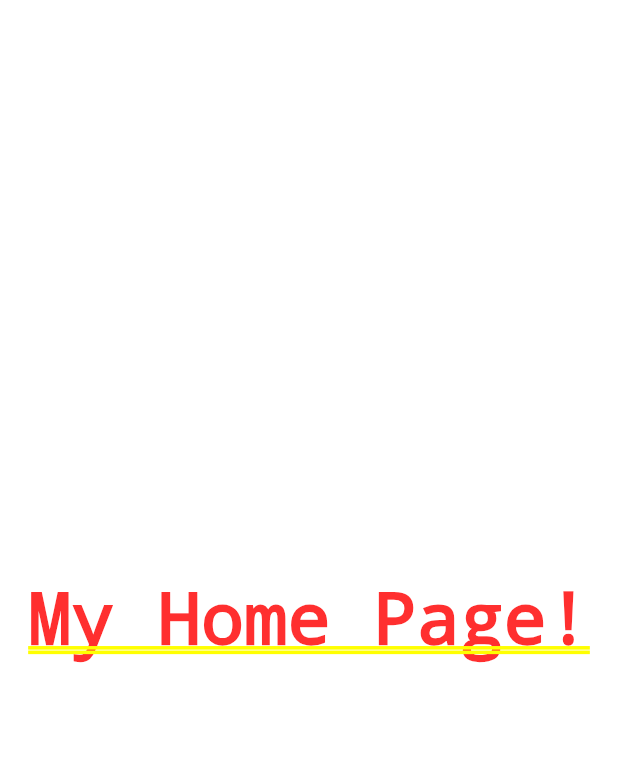
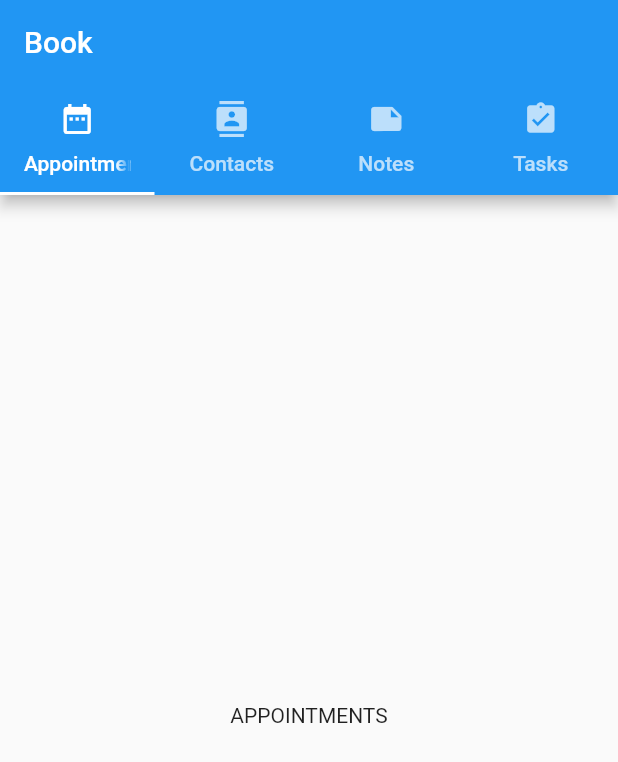
Before and after one commit to omelchenkoaleks/flutter_book, a Flutter app: the screen it shows after launch, on a phone screen of 412 x 824 dp. Shown: the top 762 px of the screen. Run offline on Flutter 3.47's test engine with Material 2 defaults, Android fonts, the phone set to English and light mode, and no system bars.

Commit message:
HomePage (FlutterBook) with TabBar

```diff
--- /dev/null
+++ b/lib/appointments/appointments_list.dart
@@ -0,0 +1,12 @@
+import 'package:flutter/material.dart';
+
+class AppointmentsList extends StatelessWidget {
+  const AppointmentsList({Key? key}) : super(key: key);
+
+  @override
+  Widget build(BuildContext context) {
+    return const Center(
+      child: Text('APPOINTMENTS'),
+    );
+  }
+}
--- a/lib/main.dart
+++ b/lib/main.dart
@@ -1,33 +1,44 @@
 import 'package:flutter/material.dart';
+import 'package:flutter_book/appointments/appointments_list.dart';
+import 'package:flutter_book/contacts/contacts_list.dart';
+import 'package:flutter_book/notes/notes_list.dart';
+import 'package:flutter_book/tasks/tasks_list.dart';
 
 void main() {
-  runApp(const MyApp());
+  runApp(const FlutterBook());
 }
 
-class MyApp extends StatelessWidget {
-  const MyApp({Key? key}) : super(key: key);
-
+class FlutterBook extends StatelessWidget {
+  const FlutterBook({Key? key}) : super(key: key);
   @override
   Widget build(BuildContext context) {
+    print("## FlutterBook.build()");
+
     return MaterialApp(
-      title: 'Flutter Demo',
-      theme: ThemeData(
-        primarySwatch: Colors.blue,
+      home: DefaultTabController(
+        length: 4,
+        child: Scaffold(
+          appBar: AppBar(
+            title: const Text('Book'),
+            bottom: const TabBar(
+              tabs: [
+                Tab(icon: Icon(Icons.date_range), text: "Appointments"),
+                Tab(icon: Icon(Icons.contacts), text: "Contacts"),
+                Tab(icon: Icon(Icons.note), text: "Notes"),
+                Tab(icon: Icon(Icons.assignment_turned_in), text: "Tasks"),
+              ],
+            ),
+          ),
+          body: const TabBarView(
+            children: [
+              AppointmentsList(),
+              ContactsList(),
+              NotesList(),
+              TasksList(),
+            ],
+          ),
+        ),
       ),
-      home: const HomePage(title: 'Flutter Demo Home Page'),
     );
   }
 }
-
-class HomePage extends StatelessWidget {
-  const HomePage({Key? key, required this.title}) : super(key: key);
-
-  final String title;
-
-  @override
-  Widget build(BuildContext context) {
-    return const Center(
-      child: Text('My Home Page!'),
-    );
-  }
-}
```
Also changed, not shown: lib/contacts/contacts_list.dart (added, +12 -0 lines), lib/notes/notes_list.dart (added, +12 -0 lines), lib/tasks/tasks_list.dart (added, +12 -0 lines), pubspec.yaml (+2 -65 lines), 1 other file.
